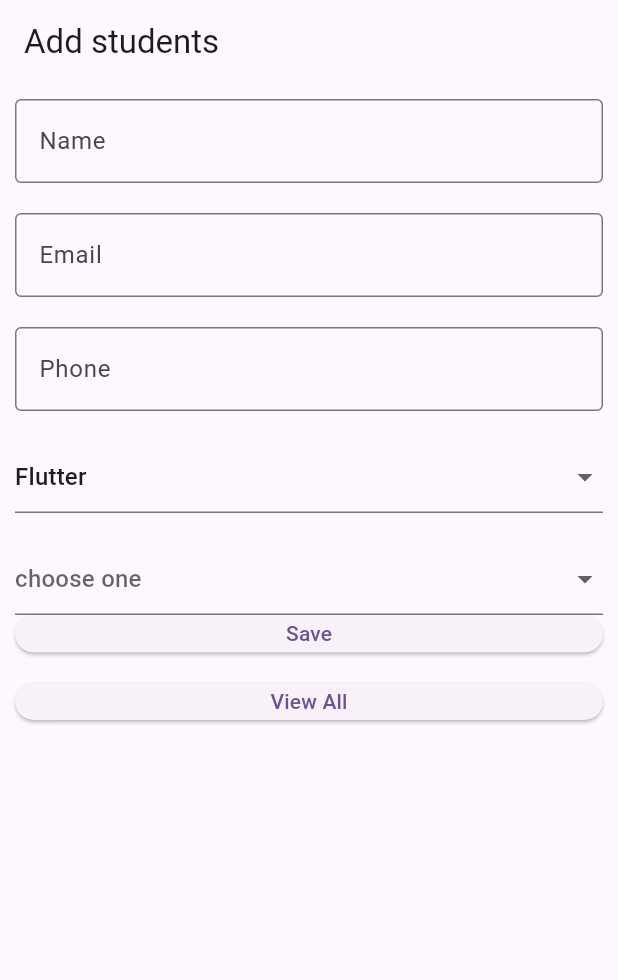
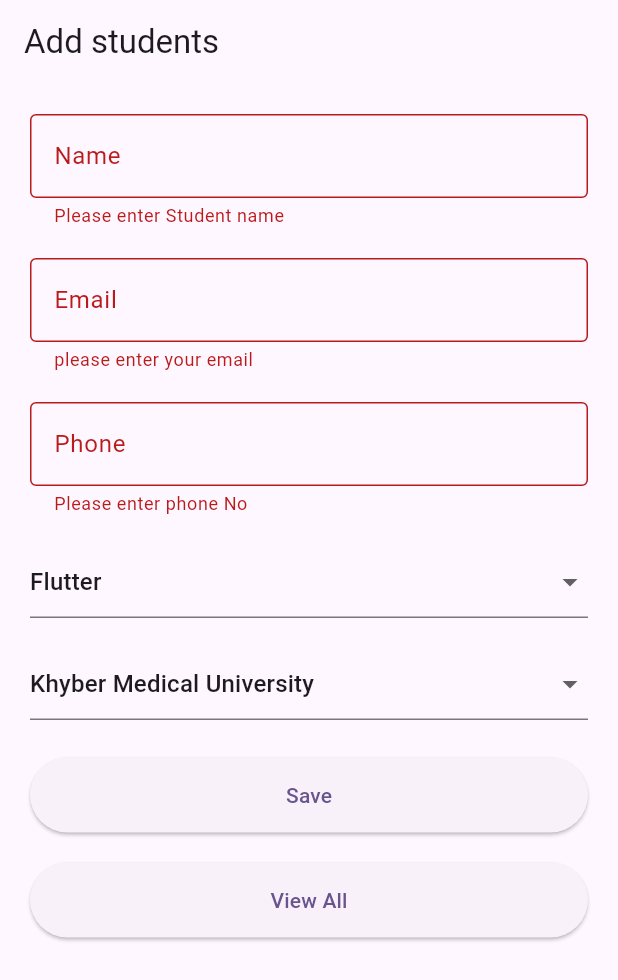
Before and after one commit to sadiqawan/SQFlite_database_In_Flutter, a Flutter app: the screen it shows after launch, after a tap on "Save", on a phone screen of 412 x 824 dp. Shown: the top 980 px of the screen. Run offline on Flutter 3.47's test engine with Material 3 defaults, Android fonts, the phone set to English and light mode, and no system bars; our stand-ins replace fluttertoast, sqflite; missing offline and left inert: dart:ffi; accounts and stored records are empty.

Commit message:
data insertion is done

```diff
--- a/lib/dbs/database_halper.dart
+++ b/lib/dbs/database_halper.dart
@@ -2,6 +2,7 @@ import 'dart:io';
 
 import 'package:path_provider/path_provider.dart';
 import 'package:sqflite/sqflite.dart';
+import 'package:sqflite_assign/models/student_model.dart';
 import 'package:sqflite_assign/util/const_file.dart';
 
 class DatabaseHelper {
@@ -47,4 +48,23 @@ class DatabaseHelper {
 
     ''');
   }
+  // insert
+  Future<int> saveStudent(Student student) async {
+    // add student to table
+
+    Database db = await instance.database;
+
+    // String insertQuery = '''
+    // INSERT INTO $tableStudent
+    //   ( $colName, $colEmail, $colMobile, $colCourse, $colUni )
+    //   VALUES ( ?, ?, ?, ?, ? )
+    // ''';
+
+    //int result = await db.rawInsert(insertQuery, [student.name, student.email, student.mobile, student.course, student.uni ]);
+
+    int result = await db.insert(tableStudent, student.toMap());
+
+    return result;
+  }
+
 }
--- a/lib/models/student_model.dart
+++ b/lib/models/student_model.dart
@@ -0,0 +1,41 @@
+import 'package:sqflite_assign/util/const_file.dart';
+
+class Student {
+  late int? id;
+  late String name;
+  late String email;
+  late String phone;
+  late String uni;
+  late String course;
+
+  Student(
+      {required this.name,
+      required this.email,
+      required this.phone,
+      required this.course,
+      required this.uni,
+      this.id});
+
+  // Convert Student Object to Map
+  Map<String, dynamic> toMap() {
+    Map<String, dynamic> map = {
+      colId: id,
+      colName: name,
+      colEmail: email,
+      colMobile: phone,
+      colCourse: course,
+      colUni: uni
+    };
+
+    return map;
+  }
+  Student.fromMap (Map<String, dynamic> map){
+
+    id =  map[colId];
+    name = map[colName];
+    email= map[colEmail];
+    phone = map[colMobile];
+    course= map[colCourse];
+    uni= map[colUni];
+  }
+}
--- a/lib/screens/add_screen.dart
+++ b/lib/screens/add_screen.dart
@@ -1,4 +1,11 @@
+import 'dart:ffi';
+
 import 'package:flutter/material.dart';
+import 'package:fluttertoast/fluttertoast.dart';
+import 'package:sqflite_assign/dbs/database_halper.dart';
+import 'package:sqflite_assign/models/student_model.dart';
+import 'package:sqflite_assign/screens/list_screen.dart';
+import 'package:sqflite_assign/util/const_file.dart';
 import 'package:sqflite_assign/util/datastore_dropdown_litms.dart';
 import 'package:sqflite_assign/widgets/text_form_fild.dart';
 
@@ -13,6 +20,7 @@ class _HomeScreenState extends State<HomeScreen> {
   String _selectedValue = course[0];
   String _selectedUni = uni[0];
   late String name, email, phone;
+
   GlobalKey<FormState> formKey = GlobalKey<FormState>();
 
   @override
@@ -24,7 +32,7 @@ class _HomeScreenState extends State<HomeScreen> {
       body: Form(
         key: formKey,
         child: Padding(
-          padding: const EdgeInsets.all(10.0),
+          padding: const EdgeInsets.all(20.0),
           child: ListView(
             children: [
               CustomTextField(
@@ -134,7 +142,7 @@ class _HomeScreenState extends State<HomeScreen> {
                     return null;
                   }
                 },
-                items: course.map((String val) {
+                items: uni.map((String val) {
                   return DropdownMenuItem(
                     value: val,
                     child: Text(
@@ -143,20 +151,42 @@ class _HomeScreenState extends State<HomeScreen> {
                   );
                 }).toList(),
               ),
+              const SizedBox(
+                height: 25,
+              ),
               SizedBox(
                 width: double.infinity,
-                height: 25,
-                child:
-                    ElevatedButton(onPressed: () {}, child: const Text('Save')),
+                height: 50,
+                child: ElevatedButton(
+                    onPressed: () async {
+                      if (formKey.currentState!.validate()) {
+                        Student student = Student(
+                            name: name,
+                            email: email,
+                            phone: phone,
+                            course: _selectedValue,
+                            uni: _selectedUni);
+                        int result = await DatabaseHelper.instance.saveStudent(student);
+                        if (result == 0){
+                          Fluttertoast.showToast(msg: 'Student Recorde Saved', backgroundColor: Colors.green);
+                        }else{
+                          Fluttertoast.showToast(msg: 'Failed',backgroundColor: Colors.red );
+                        }
+                      }
+
+                    },
+                    child: const Text('Save')),
               ),
               const SizedBox(
                 height: 20,
               ),
               SizedBox(
                 width: double.infinity,
-                height: 25,
+                height: 50,
                 child: ElevatedButton(
-                    onPressed: () {}, child: const Text('View All')),
+                    onPressed: () {
+                      Navigator.of(context).push(MaterialPageRoute(builder: (context) => const StudentListScreen()));
+                    }, child: const Text('View All')),
               ),
             ],
           ),
--- a/lib/util/const_file.dart
+++ b/lib/util/const_file.dart
@@ -5,3 +5,14 @@ const colEmail = 'email';
 const colMobile = 'phone';
 const colCourse = 'course';
 const colUni = 'uni';
+List<String> uni = [
+  'Khyber Medical University',
+  'Islamia College University',
+  'Agricultural University Peshawar',
+  'City University Of Science And It',
+  'Abasyn university',
+  'CCOSE university',
+  'Abdul wali khan university',
+  'University of Peshawer',
+
+];
--- a/lib/util/datastore_dropdown_litms.dart
+++ b/lib/util/datastore_dropdown_litms.dart
@@ -1,12 +1 @@
 List<String> course = ['Flutter', 'CCNA', 'CCNP', 'CCIE', 'cyber Security'];
-List<String> uni = [
-  'Khyber Medical University',
-  'Islamia College University',
-  'Agricultural University Peshawar',
-  'City University Of Science And It',
-  'Abasyn university',
-  'CCOSE university',
-  'Abdul wali khan university',
-  'University of Peshawer'
-
-];
```
Also changed, not shown: lib/screens/list_screen.dart (+20 -0 lines).
